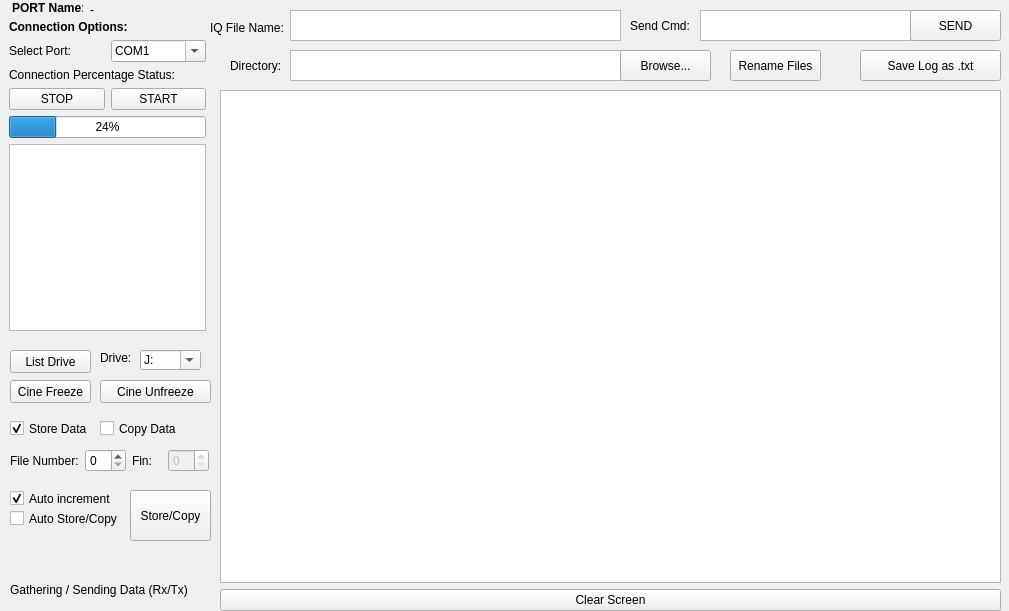
The window that ui/main_window.ui (mcagriaksoy/Serial-Communication-GUI-Program) describes before a commit, drawn with Qt 5.
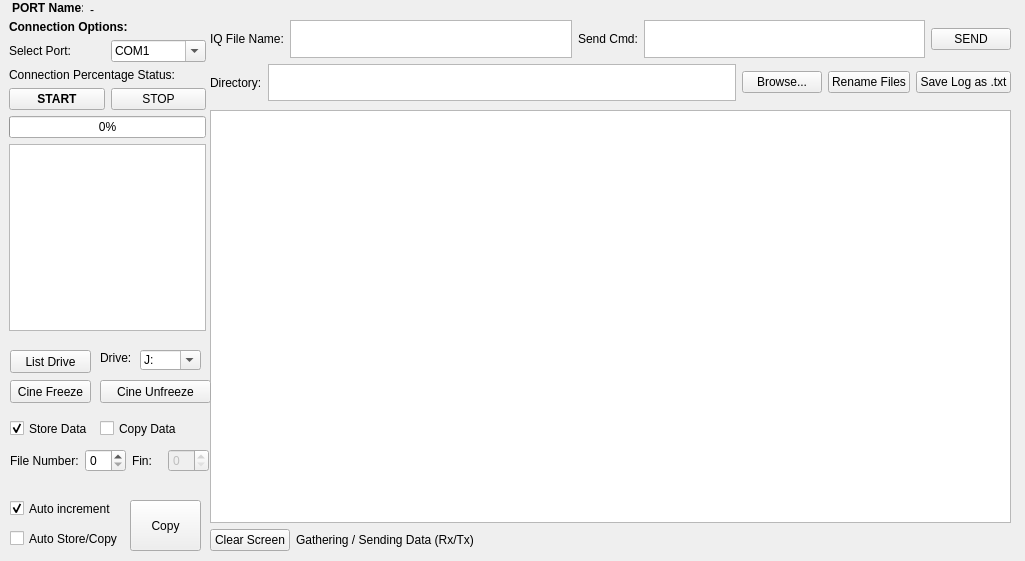
The same window after the commit. Icons and pictures are not drawn.

What changed in the file:
```diff
--- a/ui/main_window.ui
+++ b/ui/main_window.ui
@@ -6,8 +6,8 @@
    <rect>
     <x>0</x>
     <y>0</y>
-    <width>1009</width>
-    <height>611</height>
+    <width>1025</width>
+    <height>561</height>
    </rect>
   </property>
   <property name="cursor">
@@ -37,26 +37,46 @@
    <widget class="QWidget" name="gridLayoutWidget">
     <property name="geometry">
      <rect>
-      <x>220</x>
-      <y>90</y>
-      <width>781</width>
-      <height>521</height>
+      <x>210</x>
+      <y>110</y>
+      <width>801</width>
+      <height>441</height>
      </rect>
     </property>
-    <layout class="QGridLayout" name="gridLayout" rowstretch="0,0">
+    <layout class="QGridLayout" name="gridLayout" rowstretch="0,0,0">
      <property name="sizeConstraint">
       <enum>QLayout::SetNoConstraint</enum>
      </property>
+     <item row="2" column="0">
+      <layout class="QHBoxLayout" name="horizontalLayout_6">
+       <item>
+        <widget class="QPushButton" name="pb_Clr">
+         <property name="text">
+          <string>Clear Screen</string>
+         </property>
+        </widget>
+       </item>
+       <item>
+        <widget class="QLabel" name="label_3">
+         <property name="sizePolicy">
+          <sizepolicy hsizetype="Expanding" vsizetype="Minimum">
+           <horstretch>0</horstretch>
+           <verstretch>0</verstretch>
+          </sizepolicy>
+         </property>
+         <property name="layoutDirection">
+          <enum>Qt::RightToLeft</enum>
+         </property>
+         <property name="text">
+          <string>Gathering / Sending Data (Rx/Tx)</string>
+         </property>
+        </widget>
+       </item>
+      </layout>
+     </item>
      <item row="0" column="0">
       <widget class="QTextEdit" name="textEdit_3"/>
      </item>
-     <item row="1" column="0">
-      <widget class="QPushButton" name="pb_Clr">
-       <property name="text">
-        <string>Clear Screen</string>
-       </property>
-      </widget>
-     </item>
     </layout>
    </widget>
    <widget class="QWidget" name="formLayoutWidget_2">
@@ -169,26 +189,33 @@
      </item>
      <item>
       <layout class="QHBoxLayout" name="horizontalLayout_2">
-       <item>
-        <widget class="QPushButton" name="pushButton_2">
-         <property name="text">
-          <string>STOP</string>
-         </property>
-        </widget>
-       </item>
        <item>
         <widget class="QPushButton" name="pushButton">
+         <property name="font">
+          <font>
+           <pointsize>9</pointsize>
+           <weight>75</weight>
+           <bold>true</bold>
+          </font>
+         </property>
          <property name="text">
           <string>START</string>
          </property>
         </widget>
        </item>
+       <item>
+        <widget class="QPushButton" name="pushButton_2">
+         <property name="text">
+          <string>STOP</string>
+         </property>
+        </widget>
+       </item>
       </layout>
      </item>
      <item>
       <widget class="QProgressBar" name="progressBar">
        <property name="value">
-        <number>24</number>
+        <number>0</number>
        </property>
       </widget>
      </item>
@@ -204,78 +231,6 @@
      </item>
     </layout>
    </widget>
-   <widget class="QPushButton" name="pushButton_5">
-    <property name="geometry">
-     <rect>
-      <x>860</x>
-      <y>50</y>
-      <width>141</width>
-      <height>31</height>
-     </rect>
-    </property>
-    <property name="text">
-     <string>Save Log as .txt</string>
-    </property>
-   </widget>
-   <widget class="QLabel" name="label_9">
-    <property name="geometry">
-     <rect>
-      <x>630</x>
-      <y>10</y>
-      <width>71</width>
-      <height>31</height>
-     </rect>
-    </property>
-    <property name="text">
-     <string>Send Cmd:</string>
-    </property>
-   </widget>
-   <widget class="QTextEdit" name="textEdit_2">
-    <property name="geometry">
-     <rect>
-      <x>700</x>
-      <y>10</y>
-      <width>211</width>
-      <height>31</height>
-     </rect>
-    </property>
-   </widget>
-   <widget class="QPushButton" name="pushButton_3">
-    <property name="geometry">
-     <rect>
-      <x>910</x>
-      <y>10</y>
-      <width>91</width>
-      <height>31</height>
-     </rect>
-    </property>
-    <property name="text">
-     <string>SEND</string>
-    </property>
-   </widget>
-   <widget class="QLabel" name="label">
-    <property name="geometry">
-     <rect>
-      <x>210</x>
-      <y>20</y>
-      <width>81</width>
-      <height>16</height>
-     </rect>
-    </property>
-    <property name="text">
-     <string>IQ File Name:</string>
-    </property>
-   </widget>
-   <widget class="QTextEdit" name="txtIQfile">
-    <property name="geometry">
-     <rect>
-      <x>290</x>
-      <y>10</y>
-      <width>331</width>
-      <height>31</height>
-     </rect>
-    </property>
-   </widget>
    <widget class="QPushButton" name="pb_List">
     <property name="geometry">
      <rect>
@@ -424,20 +379,20 @@
     <property name="geometry">
      <rect>
       <x>130</x>
-      <y>490</y>
-      <width>81</width>
+      <y>500</y>
+      <width>71</width>
       <height>51</height>
      </rect>
     </property>
     <property name="text">
-     <string>Store/Copy</string>
+     <string>Copy</string>
     </property>
    </widget>
    <widget class="QCheckBox" name="ck_Auto">
     <property name="geometry">
      <rect>
       <x>10</x>
-      <y>490</y>
+      <y>500</y>
       <width>111</width>
       <height>17</height>
      </rect>
@@ -455,79 +410,11 @@
      <bool>true</bool>
     </property>
    </widget>
-   <widget class="QTextEdit" name="txt_Dir">
-    <property name="geometry">
-     <rect>
-      <x>290</x>
-      <y>50</y>
-      <width>331</width>
-      <height>31</height>
-     </rect>
-    </property>
-   </widget>
-   <widget class="QPushButton" name="pb_Brow">
-    <property name="geometry">
-     <rect>
-      <x>620</x>
-      <y>50</y>
-      <width>91</width>
-      <height>31</height>
-     </rect>
-    </property>
-    <property name="text">
-     <string>Browse...</string>
-    </property>
-   </widget>
-   <widget class="QLabel" name="label_12">
-    <property name="geometry">
-     <rect>
-      <x>230</x>
-      <y>50</y>
-      <width>71</width>
-      <height>31</height>
-     </rect>
-    </property>
-    <property name="text">
-     <string>Directory:</string>
-    </property>
-   </widget>
-   <widget class="QPushButton" name="pb_Rena">
-    <property name="geometry">
-     <rect>
-      <x>730</x>
-      <y>50</y>
-      <width>91</width>
-      <height>31</height>
-     </rect>
-    </property>
-    <property name="text">
-     <string>Rename Files</string>
-    </property>
-   </widget>
-   <widget class="QLabel" name="label_3">
-    <property name="geometry">
-     <rect>
-      <x>10</x>
-      <y>580</y>
-      <width>201</width>
-      <height>20</height>
-     </rect>
-    </property>
-    <property name="sizePolicy">
-     <sizepolicy hsizetype="Expanding" vsizetype="Minimum">
-      <horstretch>0</horstretch>
-      <verstretch>0</verstretch>
-     </sizepolicy>
-    </property>
-    <property name="text">
-     <string>Gathering / Sending Data (Rx/Tx)</string>
-    </property>
-   </widget>
    <widget class="QCheckBox" name="ck_AuSC">
     <property name="geometry">
      <rect>
       <x>10</x>
-      <y>510</y>
+      <y>530</y>
       <width>111</width>
       <height>17</height>
      </rect>
@@ -581,6 +468,84 @@
      </item>
     </layout>
    </widget>
+   <widget class="QWidget" name="verticalLayoutWidget_2">
+    <property name="geometry">
+     <rect>
+      <x>210</x>
+      <y>20</y>
+      <width>801</width>
+      <height>81</height>
+     </rect>
+    </property>
+    <layout class="QVBoxLayout" name="verticalLayout_2">
+     <item>
+      <layout class="QHBoxLayout" name="horizontalLayout_5">
+       <item>
+        <widget class="QLabel" name="label">
+         <property name="text">
+          <string>IQ File Name:</string>
+         </property>
+        </widget>
+       </item>
+       <item>
+        <widget class="QTextEdit" name="txtIQfile"/>
+       </item>
+       <item>
+        <widget class="QLabel" name="label_9">
+         <property name="text">
+          <string>Send Cmd:</string>
+         </property>
+        </widget>
+       </item>
+       <item>
+        <widget class="QTextEdit" name="textEdit_2"/>
+       </item>
+       <item>
+        <widget class="QPushButton" name="pushButton_3">
+         <property name="text">
+          <string>SEND</string>
+         </property>
+        </widget>
+       </item>
+      </layout>
+     </item>
+     <item>
+      <layout class="QHBoxLayout" name="horizontalLayout">
+       <item>
+        <widget class="QLabel" name="label_12">
+         <property name="text">
+          <string>Directory:</string>
+         </property>
+        </widget>
+       </item>
+       <item>
+        <widget class="QTextEdit" name="txt_Dir"/>
+       </item>
+       <item>
+        <widget class="QPushButton" name="pb_Brow">
+         <property name="text">
+          <string>Browse...</string>
+         </property>
+        </widget>
+       </item>
+       <item>
+        <widget class="QPushButton" name="pb_Rena">
+         <property name="text">
+          <string>Rename Files</string>
+         </property>
+        </widget>
+       </item>
+       <item>
+        <widget class="QPushButton" name="pushButton_5">
+         <property name="text">
+          <string>Save Log as .txt</string>
+         </property>
+        </widget>
+       </item>
+      </layout>
+     </item>
+    </layout>
+   </widget>
   </widget>
   <action name="actionAna_Ekran">
    <property name="text">
```
Left out of the diff: 2 changed lines with no effect on the pictures.
